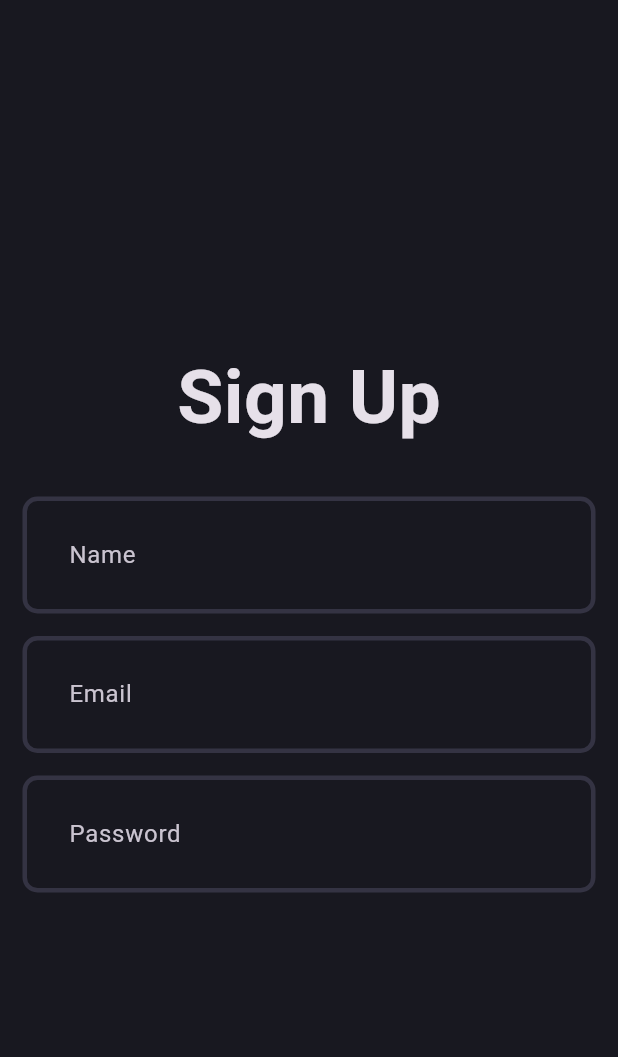
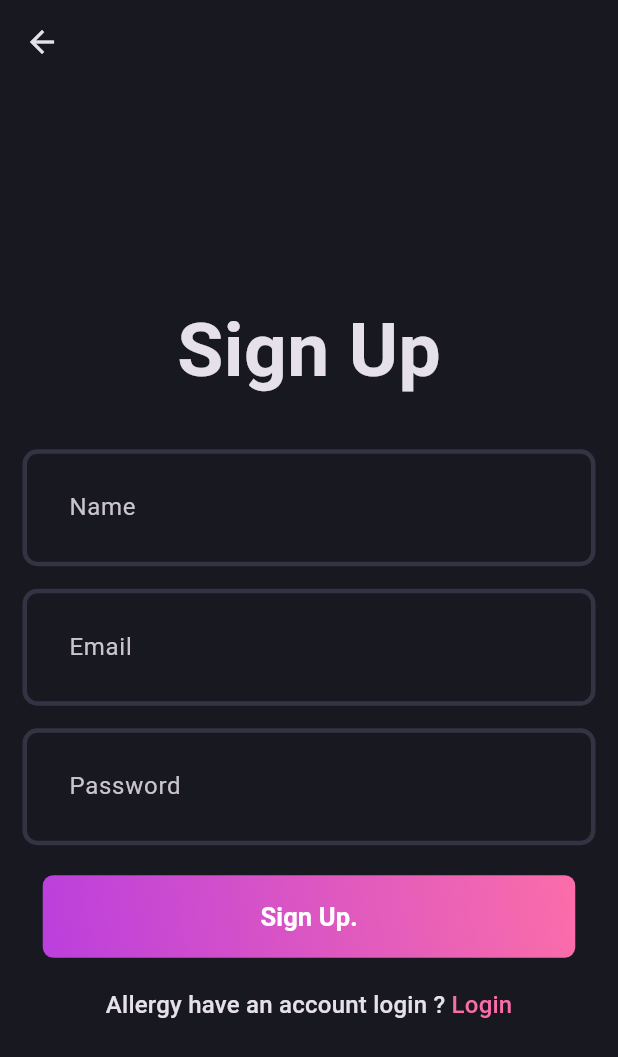
Before and after one commit to vankaSiddhartha/Legacy-Lines, a Flutter app: the Signup screen opened directly, on a phone screen of 412 x 824 dp. Shown: the top 1057 px of the screen. Run offline on Flutter 3.47's test engine with Material 3 defaults, Android fonts, the phone set to English and light mode, and no system bars.

Commit message:
auth presentation layer is updated

```diff
--- a/lib/core/theme.dart
+++ b/lib/core/theme.dart
@@ -16,6 +16,9 @@ class AppTheme{
      contentPadding: EdgeInsets.all(27.0),
      enabledBorder: _border(),
      focusedBorder: _border(AppPallete.gradient2)
+   ),
+   appBarTheme: AppBarTheme(
+     backgroundColor: AppPallete.backgroundColor
    )
  );
 }
--- /dev/null
+++ b/lib/features/auth/presentation/pages/signup.dart
@@ -0,0 +1,78 @@
+import 'package:bloc/core/app_pallet.dart';
+import 'package:bloc/features/auth/presentation/pages/sign_in.dart';
+import 'package:bloc/features/auth/presentation/widgets/auth_button.dart';
+import 'package:bloc/features/auth/presentation/widgets/auth_field.dart';
+import 'package:flutter/material.dart';
+
+class Signup extends StatefulWidget {
+  static route()=> MaterialPageRoute(builder: (context)=> Signup());
+  const Signup({super.key});
+
+  @override
+  State<Signup> createState() => _SignupState();
+}
+
+class _SignupState extends State<Signup> {
+  final formKey = GlobalKey<FormState>();
+  final nameController = TextEditingController();
+  final emailController = TextEditingController();
+  final passwordController = TextEditingController();
+  @override
+  void dispose() {
+    nameController.dispose();
+    emailController.dispose();
+    passwordController.dispose();
+    super.dispose();
+  }
+  @override
+  Widget build(BuildContext context) {
+
+
+    return  Scaffold(
+      appBar: AppBar(
+      ),
+      body: Padding(
+        padding: const EdgeInsets.all(15.0),
+        child: Form(
+          key: formKey ,
+          child: Column(
+            mainAxisAlignment: MainAxisAlignment.center,
+            children: [
+              Text("Sign Up", style: TextStyle(
+                fontSize: 50,
+                fontWeight: FontWeight.bold,
+              ),),
+              SizedBox(height: 30,),
+              AuthField(hint: "Name",controller: nameController,),
+              SizedBox(height: 15,),
+              AuthField(hint: "Email", controller:  emailController,),
+              SizedBox(height: 15,),
+              AuthField(hint: "Password", controller:  passwordController,isPass: true,),
+              SizedBox(height: 20,),
+              AuthButton(title: "Sign Up.",),
+              SizedBox(height: 20,),
+              GestureDetector(
+                onTap: (){
+                  Navigator.push(context, SignIn.route());
+                },
+                child: RichText(text: TextSpan(
+                  text: 'Allergy have an account login ? ',
+                  style:  Theme.of(context).textTheme.titleMedium,
+                  children: [
+                    TextSpan(
+                      text: "Login",
+                      style: Theme.of(context).textTheme.titleMedium?.copyWith(
+                        color: AppPallete.gradient2
+                      )
+                    )
+                  ]
+
+                )),
+              )
+            ],
+          ),
+        ),
+      ),
+    );
+  }
+}
--- a/lib/features/auth/presentation/signup.dart
+++ /dev/null
@@ -1,35 +0,0 @@
-import 'package:bloc/features/auth/presentation/widgets/auth_field.dart';
-import 'package:flutter/material.dart';
-
-class Signup extends StatefulWidget {
-  const Signup({super.key});
-
-  @override
-  State<Signup> createState() => _SignupState();
-}
-
-class _SignupState extends State<Signup> {
-  @override
-  Widget build(BuildContext context) {
-    return  Scaffold(
-      body: Padding(
-        padding: const EdgeInsets.all(15.0),
-        child: Column(
-          mainAxisAlignment: MainAxisAlignment.center,
-          children: [
-            Text("Sign Up", style: TextStyle(
-              fontSize: 50,
-              fontWeight: FontWeight.bold,
-            ),),
-            SizedBox(height: 30,),
-            AuthField(hint: "Name"),
-            SizedBox(height: 15,),
-            AuthField(hint: "Email"),
-            SizedBox(height: 15,),
-            AuthField(hint: "Password")
-          ],
-        ),
-      ),
-    );
-  }
-}
--- /dev/null
+++ b/lib/features/auth/presentation/widgets/auth_button.dart
@@ -0,0 +1,40 @@
+import 'package:bloc/core/app_pallet.dart';
+import 'package:flutter/material.dart';
+
+class AuthButton extends StatelessWidget {
+  final String title;
+  const AuthButton({super.key, required this.title});
+
+  @override
+  Widget build(BuildContext context) {
+    return  Container(
+      decoration: BoxDecoration(
+        gradient: LinearGradient(
+          colors: [
+          AppPallete.gradient1,
+          AppPallete.gradient2
+        ],
+          begin: Alignment.bottomLeft,
+          end:  Alignment.topRight,
+        ),
+        borderRadius: BorderRadius.circular(7),
+      ),
+      child: ElevatedButton(
+
+        onPressed: () {},
+        child: Text(title,
+          style: TextStyle(
+            color: Colors.white,
+            fontWeight: FontWeight.w600,
+            fontSize: 17,
+
+          ), ),
+        style: ElevatedButton.styleFrom(
+          fixedSize: Size(355,55),
+          backgroundColor: AppPallete.transparentColor,
+          shadowColor: AppPallete.transparentColor,
+        ),
+      ),
+    );
+  }
+}
--- a/lib/features/auth/presentation/widgets/auth_field.dart
+++ b/lib/features/auth/presentation/widgets/auth_field.dart
@@ -2,7 +2,9 @@ import 'package:flutter/material.dart';
 
 class AuthField extends StatelessWidget {
   final String hint;
-  const AuthField({super.key, required this.hint});
+  final TextEditingController controller;
+  final bool isPass;
+  const AuthField({super.key, required this.hint, required this.controller, this.isPass = false});
 
   @override
   Widget build(BuildContext context) {
@@ -10,7 +12,15 @@ class AuthField extends StatelessWidget {
 
       decoration: InputDecoration(
         hintText: hint,
+
       ),
+      obscureText: isPass,
+      validator: (value){
+        if(value == null){
+          return "${hint} is missing";
+        }
+        return null;
+      },
     );
   }
 }
```
Also changed, not shown: lib/features/auth/presentation/pages/sign_in.dart (added, +75 -0 lines), lib/main.dart (+6 -2 lines).
